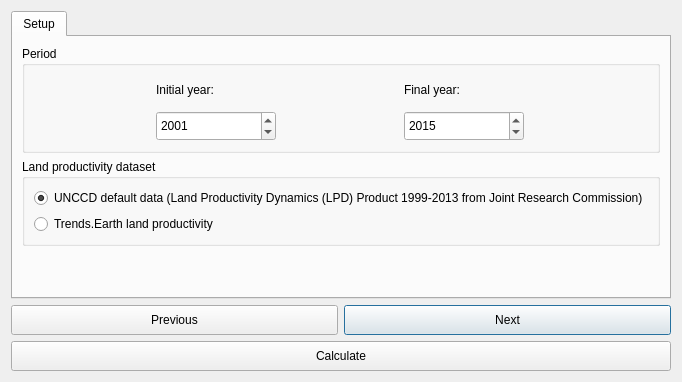
Old version of the form LDMP/gui/DlgCalculateOneStep.ui in the repository ConservationInternational/trends.earth.
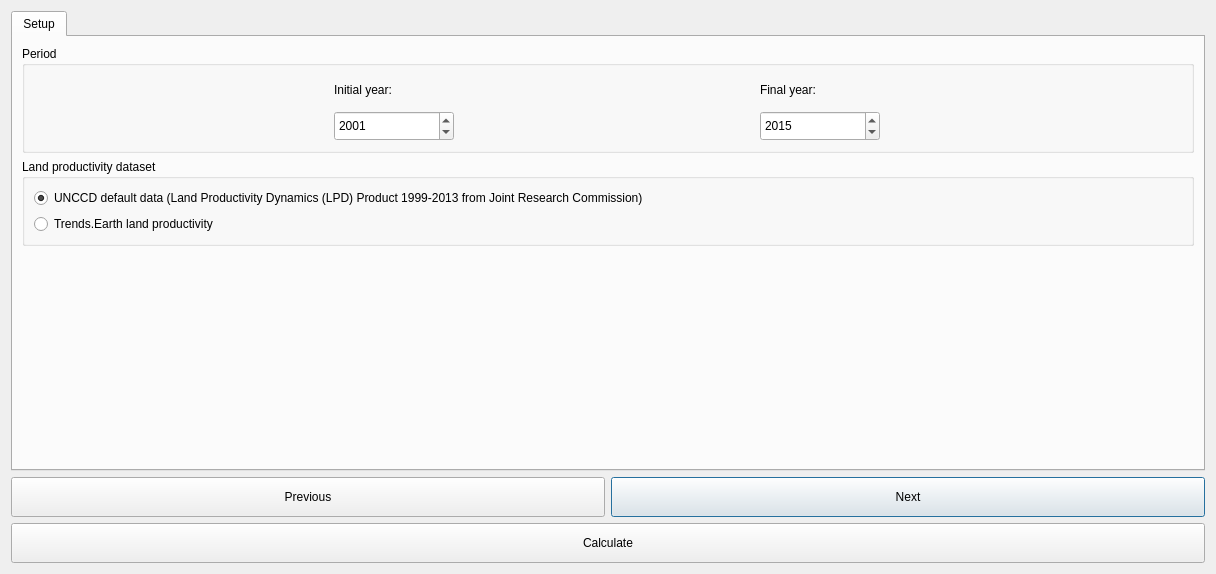
New version of the form.

Commit message: Window formatting.

```diff
--- a/LDMP/gui/DlgCalculateOneStep.ui
+++ b/LDMP/gui/DlgCalculateOneStep.ui
@@ -6,8 +6,8 @@
    <rect>
     <x>0</x>
     <y>0</y>
-    <width>605</width>
-    <height>361</height>
+    <width>1216</width>
+    <height>574</height>
    </rect>
   </property>
   <property name="sizePolicy">
@@ -253,7 +253,7 @@
        <property name="minimumSize">
         <size>
          <width>0</width>
-         <height>30</height>
+         <height>40</height>
         </size>
        </property>
        <property name="text">
@@ -272,7 +272,7 @@
        <property name="minimumSize">
         <size>
          <width>0</width>
-         <height>30</height>
+         <height>40</height>
         </size>
        </property>
        <property name="text">
@@ -291,7 +291,7 @@
        <property name="minimumSize">
         <size>
          <width>0</width>
-         <height>30</height>
+         <height>40</height>
         </size>
        </property>
        <property name="text">
```
The commit also changes 5 other files.
